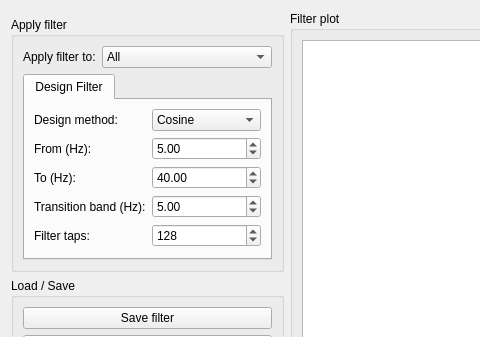
The window that libraries/disp/viewers/formfiles/filterdesignview.ui (mne-tools/mne-cpp) describes before a commit, drawn with Qt 5; both pictures show x 0 to 480 and y 0 to 337 of the 924 by 484 pixel window.
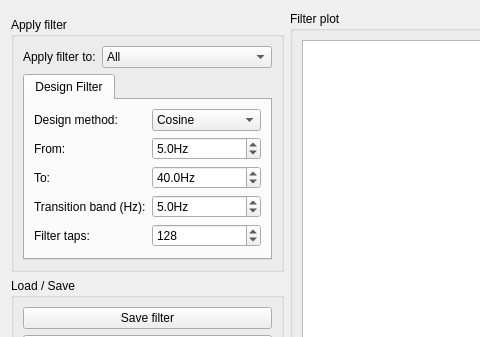
The same window after the commit.

What changed in the file:
```diff
--- a/libraries/disp/viewers/formfiles/filterdesignview.ui
+++ b/libraries/disp/viewers/formfiles/filterdesignview.ui
@@ -115,7 +115,7 @@
               <item row="1" column="0">
                <widget class="QLabel" name="m_label_lowpass">
                 <property name="text">
-                 <string>From (Hz):</string>
+                 <string>From:</string>
                 </property>
                </widget>
               </item>
@@ -144,6 +144,12 @@
               </item>
               <item row="2" column="1">
                <widget class="QDoubleSpinBox" name="m_doubleSpinBox_to">
+                <property name="suffix">
+                 <string>Hz</string>
+                </property>
+                <property name="decimals">
+                 <number>1</number>
+                </property>
                 <property name="maximum">
                  <double>999.000000000000000</double>
                 </property>
@@ -165,7 +171,7 @@
               <item row="2" column="0">
                <widget class="QLabel" name="m_label_highpass">
                 <property name="text">
-                 <string>To (Hz):</string>
+                 <string>To:</string>
                 </property>
                </widget>
               </item>
@@ -185,6 +191,12 @@
               </item>
               <item row="1" column="1">
                <widget class="QDoubleSpinBox" name="m_doubleSpinBox_from">
+                <property name="suffix">
+                 <string>Hz</string>
+                </property>
+                <property name="decimals">
+                 <number>1</number>
+                </property>
                 <property name="maximum">
                  <double>999.000000000000000</double>
                 </property>
@@ -198,6 +210,12 @@
               </item>
               <item row="3" column="1">
                <widget class="QDoubleSpinBox" name="m_doubleSpinBox_transitionband">
+                <property name="suffix">
+                 <string>Hz</string>
+                </property>
+                <property name="decimals">
+                 <number>1</number>
+                </property>
                 <property name="maximum">
                  <double>999.000000000000000</double>
                 </property>
```
Left out of the diff: 6 changed lines with no effect on the pictures.
